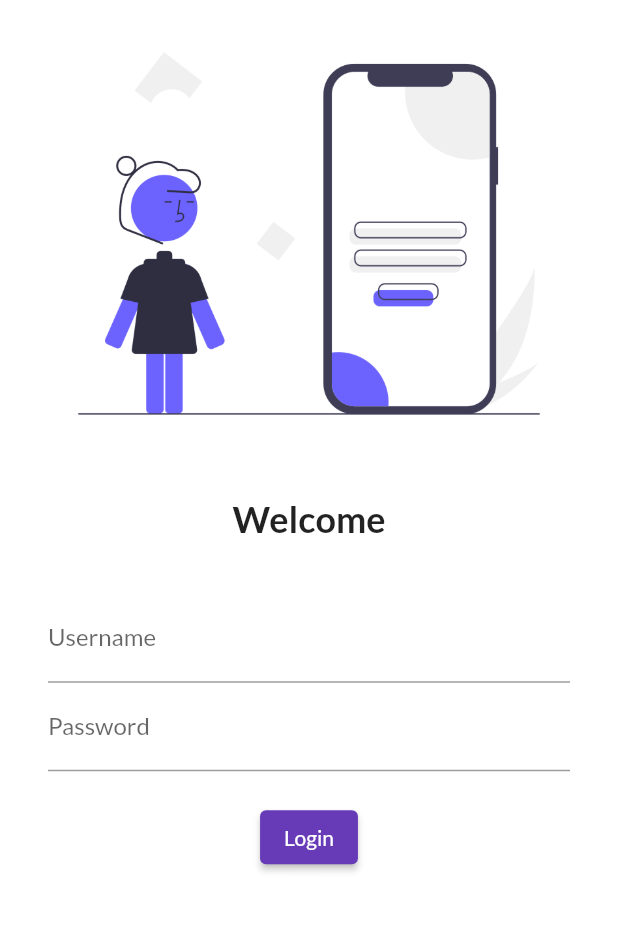
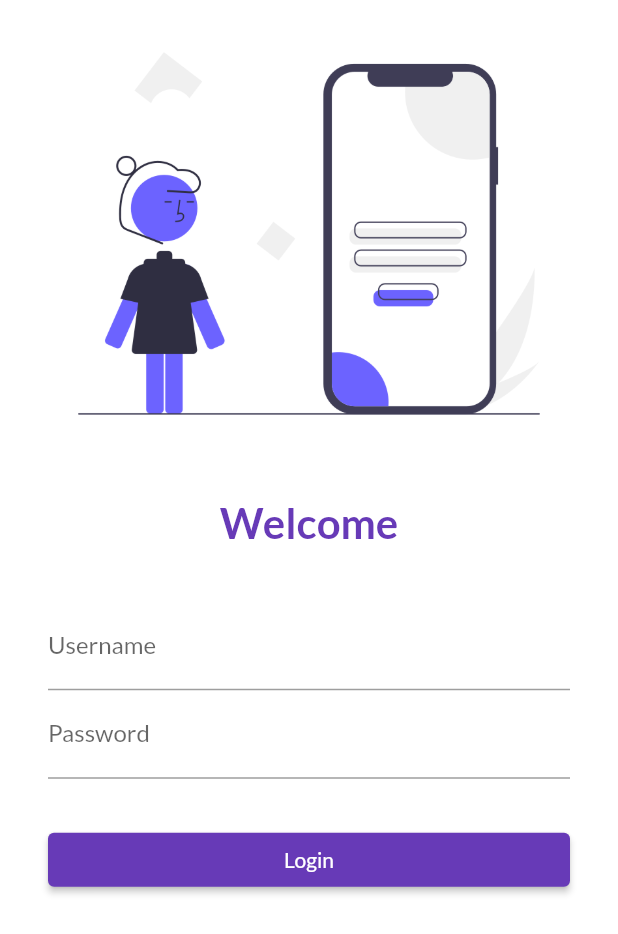
Before and after one commit to Prajjwal-Chauhan/CataLog_Dummy_App, a Flutter app: the screen it shows after launch, on a phone screen of 412 x 824 dp. Shown: the top 934 px of the screen. Run offline on Flutter 3.47's test engine with Material 2 defaults, Android fonts, the light colour scheme and no system bars; our stand-ins replace google_fonts.

Commit message:
Day 5 complete

```diff
--- a/lib/main.dart
+++ b/lib/main.dart
@@ -1,6 +1,7 @@
 import 'package:flutter/material.dart';
 import 'package:flutter_application_1/pages/home_page.dart';
 import 'package:flutter_application_1/pages/login_page.dart';
+import 'package:flutter_application_1/utils/routes.dart';
 import 'package:google_fonts/google_fonts.dart';
 void main(List<String> args) {
   runApp(MyApp());
@@ -24,8 +25,8 @@ class MyApp extends StatelessWidget {
       initialRoute: "/",
       routes: {
         "/" : (context) => LoginPage(),
-        "/home" : (context) => HomePage(),
-        "/login" : (context) => LoginPage()
+        MyRoutes.homeRoute : (context) => HomePage(),
+        MyRoutes.loginRoute : (context) => LoginPage()
       },
     );
 
--- a/lib/pages/login_page.dart
+++ b/lib/pages/login_page.dart
@@ -1,4 +1,5 @@
 import 'package:flutter/material.dart';
+import 'package:flutter_application_1/utils/routes.dart';
 
 class LoginPage extends StatelessWidget {
   const LoginPage({Key? key}) : super(key: key);
@@ -7,6 +8,7 @@ class LoginPage extends StatelessWidget {
   Widget build(BuildContext context) {
     return Material(
         color: Colors.white,
+        child: SingleChildScrollView(
           child: Column(
             children: [
               Image.asset(
@@ -19,7 +21,8 @@ class LoginPage extends StatelessWidget {
               Text(
                 "Welcome",
                 style: TextStyle(
-                fontSize: 24,
+                  fontSize: 28,
+                  color: Colors.deepPurple,
                   fontWeight: FontWeight.bold,
 
                 ),
@@ -45,18 +48,23 @@ class LoginPage extends StatelessWidget {
                     )
                   ),
                   SizedBox(
-                  height:20.0
+                    height:30.0
                   ),
                   ElevatedButton(
                     onPressed: () {
-                    print("Hi Prajjwal");
+                      // print("Hi Prajjwal");
+                      Navigator.pushNamed(context, MyRoutes.homeRoute);
                     },
-                  child: Text("Login")
+                    child: Text("Login"),
+                    style: TextButton.styleFrom(
+                      minimumSize: Size(450, 36)
+                    ),
                     )
                 ],
                 ),
               )
           ],
+              ),
         ));
   }
 }
--- /dev/null
+++ b/lib/utils/routes.dart
@@ -0,0 +1,4 @@
+class MyRoutes {
+  static String loginRoute = "/login";
+  static String homeRoute = "/home";
+}
```
Lines whose indentation alone changed are shown as unchanged.
